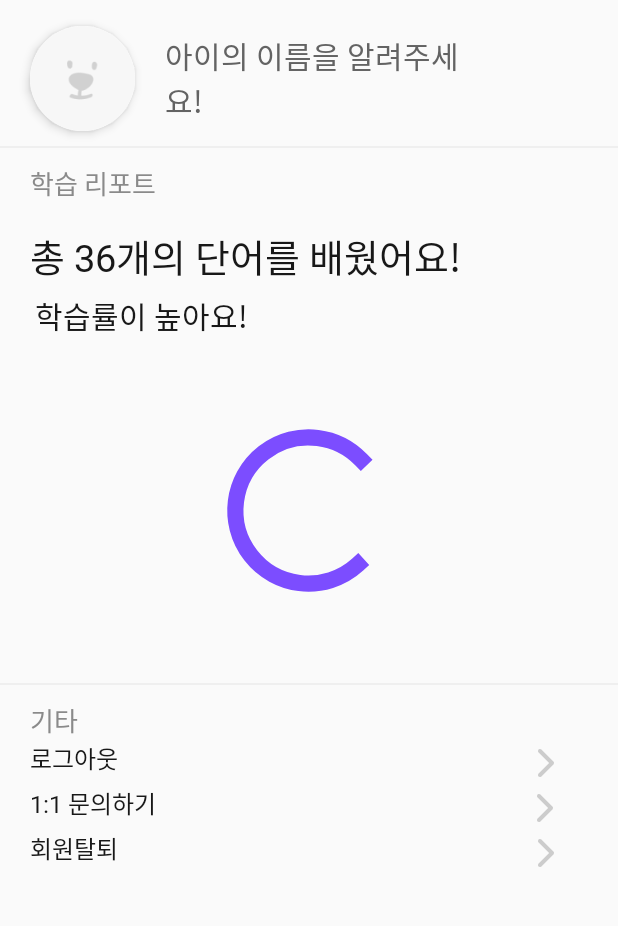
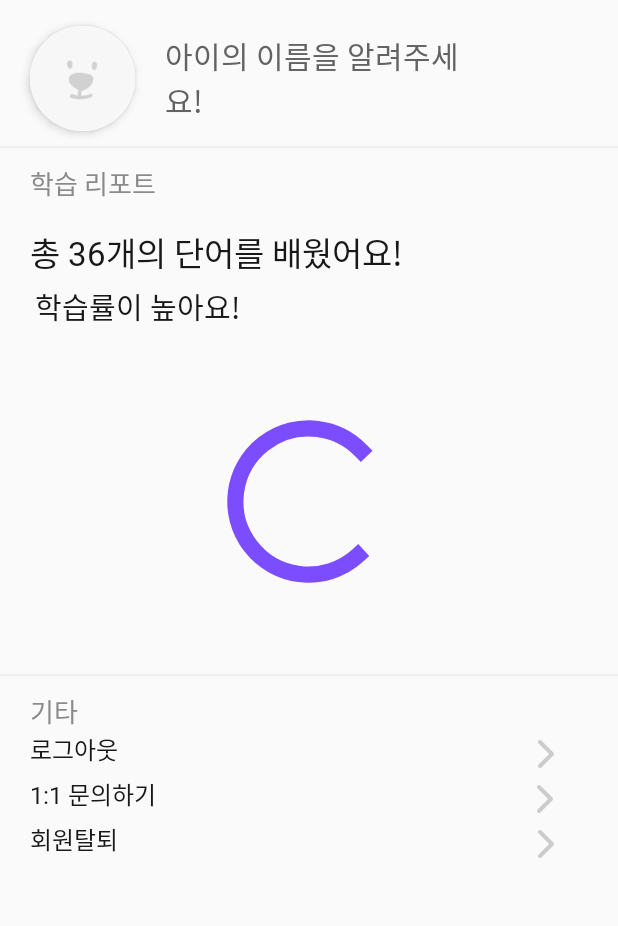
Before and after one commit to ar-child-english-edu-service-jumping/JJUMP, an Android app: the layout fragment_profile.xml on its own in the app's theme, with its tools: preview values and no code run, on a phone screen of 412 x 824 dp, the part 150-1076 px from its top. Run offline under Robolectric (Android 15) with nearby library versions, the phone set to English and light mode, and no system bars; plain views replace CircleProgressBar.

Commit message:
style : reduce font size in report view

```diff
--- a/app/src/main/res/layout/fragment_profile.xml
+++ b/app/src/main/res/layout/fragment_profile.xml
@@ -96,7 +96,7 @@
                     android:layout_marginStart="20dp"
                     android:layout_marginTop="16dp"
                     android:text="총 36개의 단어를 배웠어요!"
-                    android:textSize="25dp"
+                    android:textSize="22dp"
                     android:textColor="#181818"
                     android:fontFamily="@font/dodamdodam"/>
                 <TextView
@@ -106,7 +106,7 @@
                     android:layout_marginStart="23dp"
                     android:layout_marginTop="5dp"
                     android:text="학습률이 높아요!"
-                    android:textSize="20dp"
+                    android:textSize="19dp"
                     android:textColor="#181818"
                     android:fontFamily="@font/dodamdodam"/>
                 <com.dinuscxj.progressbar.CircleProgressBar
```
